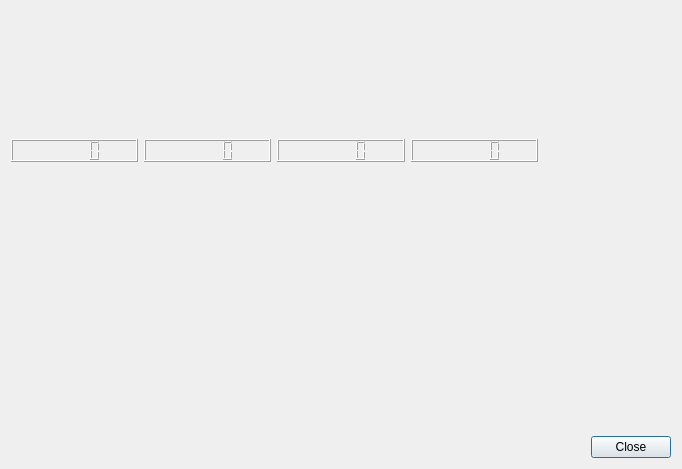
This is SpidrMpx3Eq/mtadialog.ui in navrit/dexter as Qt 5 draws it before an edit. The edited form follows.
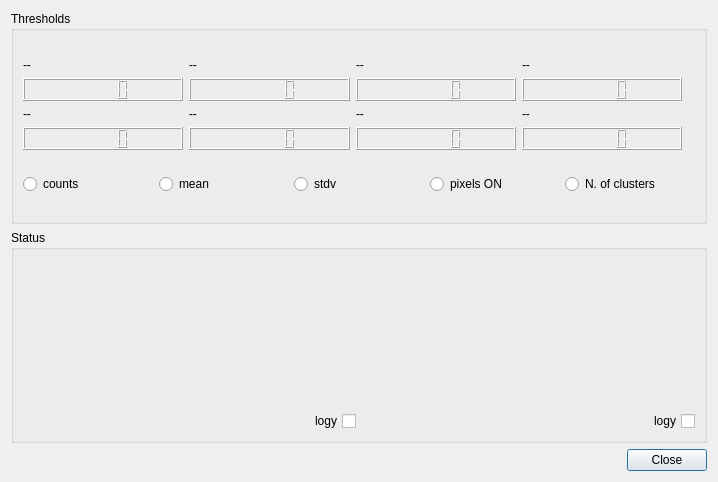
This is the edited form. Custom widgets are drawn as their Qt base class.

Diff of the .ui file:
```diff
--- a/SpidrMpx3Eq/mtadialog.ui
+++ b/SpidrMpx3Eq/mtadialog.ui
@@ -6,21 +6,25 @@
    <rect>
     <x>0</x>
     <y>0</y>
-    <width>682</width>
-    <height>469</height>
+    <width>718</width>
+    <height>482</height>
    </rect>
   </property>
   <property name="windowTitle">
    <string>Dialog</string>
   </property>
-  <layout class="QVBoxLayout" name="verticalLayout_6">
-   <item>
-    <layout class="QVBoxLayout" name="verticalLayout_5">
-     <item>
-      <layout class="QHBoxLayout" name="horizontalLayout">
+  <layout class="QVBoxLayout" name="verticalLayout_3">
        <item>
         <layout class="QVBoxLayout" name="verticalLayout">
          <item>
+      <widget class="QGroupBox" name="groupBox">
+       <property name="title">
+        <string>Thresholds</string>
+       </property>
+       <layout class="QGridLayout" name="gridLayout_2">
+        <item row="0" column="0">
+         <layout class="QGridLayout" name="gridLayout">
+          <item row="0" column="0">
           <widget class="QLabel" name="thl0Label">
            <property name="sizePolicy">
             <sizepolicy hsizetype="Preferred" vsizetype="Fixed">
@@ -29,31 +33,33 @@
             </sizepolicy>
            </property>
            <property name="text">
-            <string/>
+             <string>--</string>
            </property>
            <property name="textFormat">
             <enum>Qt::RichText</enum>
            </property>
            <property name="alignment">
-            <set>Qt::AlignBottom|Qt::AlignHCenter</set>
+             <set>Qt::AlignBottom|Qt::AlignLeading|Qt::AlignLeft</set>
            </property>
           </widget>
          </item>
-         <item>
-          <widget class="QLCDNumber" name="lcdNumber0">
+          <item row="0" column="1">
+           <widget class="QLabel" name="th1Label">
            <property name="sizePolicy">
-            <sizepolicy hsizetype="Minimum" vsizetype="Fixed">
+             <sizepolicy hsizetype="Preferred" vsizetype="Fixed">
              <horstretch>0</horstretch>
              <verstretch>0</verstretch>
             </sizepolicy>
            </property>
-          </widget>
-         </item>
-        </layout>
-       </item>
-       <item>
-        <layout class="QVBoxLayout" name="verticalLayout_2">
-         <item>
+            <property name="text">
+             <string>--</string>
+            </property>
+            <property name="alignment">
+             <set>Qt::AlignBottom|Qt::AlignLeading|Qt::AlignLeft</set>
+            </property>
+           </widget>
+          </item>
+          <item row="0" column="2">
           <widget class="QLabel" name="thl2Label">
            <property name="sizePolicy">
             <sizepolicy hsizetype="Preferred" vsizetype="Fixed">
@@ -62,17 +68,53 @@
             </sizepolicy>
            </property>
            <property name="text">
-            <string/>
+             <string>--</string>
            </property>
            <property name="textFormat">
             <enum>Qt::RichText</enum>
            </property>
            <property name="alignment">
-            <set>Qt::AlignBottom|Qt::AlignHCenter</set>
+             <set>Qt::AlignBottom|Qt::AlignLeading|Qt::AlignLeft</set>
            </property>
           </widget>
          </item>
-         <item>
+          <item row="0" column="3">
+           <widget class="QLabel" name="th3Label">
+            <property name="sizePolicy">
+             <sizepolicy hsizetype="Preferred" vsizetype="Fixed">
+              <horstretch>0</horstretch>
+              <verstretch>0</verstretch>
+             </sizepolicy>
+            </property>
+            <property name="text">
+             <string>--</string>
+            </property>
+            <property name="alignment">
+             <set>Qt::AlignBottom|Qt::AlignLeading|Qt::AlignLeft</set>
+            </property>
+           </widget>
+          </item>
+          <item row="1" column="0">
+           <widget class="QLCDNumber" name="lcdNumber0">
+            <property name="sizePolicy">
+             <sizepolicy hsizetype="Minimum" vsizetype="Fixed">
+              <horstretch>0</horstretch>
+              <verstretch>0</verstretch>
+             </sizepolicy>
+            </property>
+           </widget>
+          </item>
+          <item row="1" column="1">
+           <widget class="QLCDNumber" name="lcdNumber1">
+            <property name="sizePolicy">
+             <sizepolicy hsizetype="Minimum" vsizetype="Fixed">
+              <horstretch>0</horstretch>
+              <verstretch>0</verstretch>
+             </sizepolicy>
+            </property>
+           </widget>
+          </item>
+          <item row="1" column="2">
           <widget class="QLCDNumber" name="lcdNumber2">
            <property name="sizePolicy">
             <sizepolicy hsizetype="Minimum" vsizetype="Fixed">
@@ -82,11 +124,17 @@
            </property>
           </widget>
          </item>
-        </layout>
-       </item>
-       <item>
-        <layout class="QVBoxLayout" name="verticalLayout_3">
-         <item>
+          <item row="1" column="3">
+           <widget class="QLCDNumber" name="lcdNumber3">
+            <property name="sizePolicy">
+             <sizepolicy hsizetype="Minimum" vsizetype="Fixed">
+              <horstretch>0</horstretch>
+              <verstretch>0</verstretch>
+             </sizepolicy>
+            </property>
+           </widget>
+          </item>
+          <item row="2" column="0">
           <widget class="QLabel" name="thl4Label">
            <property name="sizePolicy">
             <sizepolicy hsizetype="Preferred" vsizetype="Fixed">
@@ -95,31 +143,33 @@
             </sizepolicy>
            </property>
            <property name="text">
-            <string/>
+             <string>--</string>
            </property>
            <property name="textFormat">
             <enum>Qt::RichText</enum>
            </property>
            <property name="alignment">
-            <set>Qt::AlignBottom|Qt::AlignHCenter</set>
+             <set>Qt::AlignBottom|Qt::AlignLeading|Qt::AlignLeft</set>
            </property>
           </widget>
          </item>
-         <item>
-          <widget class="QLCDNumber" name="lcdNumber4">
+          <item row="2" column="1">
+           <widget class="QLabel" name="th5Label">
            <property name="sizePolicy">
-            <sizepolicy hsizetype="Minimum" vsizetype="Fixed">
+             <sizepolicy hsizetype="Preferred" vsizetype="Fixed">
              <horstretch>0</horstretch>
              <verstretch>0</verstretch>
             </sizepolicy>
            </property>
-          </widget>
-         </item>
-        </layout>
-       </item>
-       <item>
-        <layout class="QVBoxLayout" name="verticalLayout_4">
-         <item>
+            <property name="text">
+             <string>--</string>
+            </property>
+            <property name="alignment">
+             <set>Qt::AlignBottom|Qt::AlignLeading|Qt::AlignLeft</set>
+            </property>
+           </widget>
+          </item>
+          <item row="2" column="2">
           <widget class="QLabel" name="thl6Label">
            <property name="sizePolicy">
             <sizepolicy hsizetype="Preferred" vsizetype="Fixed">
@@ -128,17 +178,53 @@
             </sizepolicy>
            </property>
            <property name="text">
-            <string/>
+             <string>--</string>
            </property>
            <property name="textFormat">
             <enum>Qt::RichText</enum>
            </property>
            <property name="alignment">
-            <set>Qt::AlignBottom|Qt::AlignHCenter</set>
+             <set>Qt::AlignBottom|Qt::AlignLeading|Qt::AlignLeft</set>
            </property>
           </widget>
          </item>
-         <item>
+          <item row="2" column="3">
+           <widget class="QLabel" name="th7Label">
+            <property name="sizePolicy">
+             <sizepolicy hsizetype="Preferred" vsizetype="Fixed">
+              <horstretch>0</horstretch>
+              <verstretch>0</verstretch>
+             </sizepolicy>
+            </property>
+            <property name="text">
+             <string>--</string>
+            </property>
+            <property name="alignment">
+             <set>Qt::AlignBottom|Qt::AlignLeading|Qt::AlignLeft</set>
+            </property>
+           </widget>
+          </item>
+          <item row="3" column="0">
+           <widget class="QLCDNumber" name="lcdNumber4">
+            <property name="sizePolicy">
+             <sizepolicy hsizetype="Minimum" vsizetype="Fixed">
+              <horstretch>0</horstretch>
+              <verstretch>0</verstretch>
+             </sizepolicy>
+            </property>
+           </widget>
+          </item>
+          <item row="3" column="1">
+           <widget class="QLCDNumber" name="lcdNumber5">
+            <property name="sizePolicy">
+             <sizepolicy hsizetype="Minimum" vsizetype="Fixed">
+              <horstretch>0</horstretch>
+              <verstretch>0</verstretch>
+             </sizepolicy>
+            </property>
+           </widget>
+          </item>
+          <item row="3" column="2">
           <widget class="QLCDNumber" name="lcdNumber6">
            <property name="sizePolicy">
             <sizepolicy hsizetype="Minimum" vsizetype="Fixed">
@@ -148,12 +234,22 @@
            </property>
           </widget>
          </item>
-        </layout>
-       </item>
-       <item>
+          <item row="3" column="3">
+           <widget class="QLCDNumber" name="lcdNumber7">
+            <property name="sizePolicy">
+             <sizepolicy hsizetype="Minimum" vsizetype="Fixed">
+              <horstretch>0</horstretch>
+              <verstretch>0</verstretch>
+             </sizepolicy>
+            </property>
+           </widget>
+          </item>
+         </layout>
+        </item>
+        <item row="0" column="1">
         <widget class="QLabel" name="logoLabel">
          <property name="sizePolicy">
-          <sizepolicy hsizetype="Preferred" vsizetype="Preferred">
+           <sizepolicy hsizetype="Fixed" vsizetype="Preferred">
            <horstretch>0</horstretch>
            <verstretch>0</verstretch>
           </sizepolicy>
@@ -164,22 +260,124 @@
          <property name="scaledContents">
           <bool>false</bool>
          </property>
-        </widget>
-       </item>
-      </layout>
-     </item>
-     <item>
+          <property name="alignment">
+           <set>Qt::AlignCenter</set>
+          </property>
+         </widget>
+        </item>
+        <item row="1" column="0" colspan="2">
       <layout class="QHBoxLayout" name="horizontalLayout_2">
        <item>
+           <widget class="QRadioButton" name="radioButtonSelCounts">
+            <property name="toolTip">
+             <string>Sum of counts in all pixels</string>
+            </property>
+            <property name="text">
+             <string>counts</string>
+            </property>
+           </widget>
+          </item>
+          <item>
+           <widget class="QRadioButton" name="radioButtonSelMean">
+            <property name="toolTip">
+             <string>mean</string>
+            </property>
+            <property name="text">
+             <string>mean</string>
+            </property>
+           </widget>
+          </item>
+          <item>
+           <widget class="QRadioButton" name="radioButtonSelStdv">
+            <property name="toolTip">
+             <string>Standard deviation</string>
+            </property>
+            <property name="text">
+             <string>stdv</string>
+            </property>
+           </widget>
+          </item>
+          <item>
+           <widget class="QRadioButton" name="radioButtonSelPixelsON">
+            <property name="toolTip">
+             <string>Number of pixels ON</string>
+            </property>
+            <property name="text">
+             <string>pixels ON</string>
+            </property>
+           </widget>
+          </item>
+          <item>
+           <widget class="QRadioButton" name="radioButtonSelNumberOfClusters">
+            <property name="toolTip">
+             <string>Number of clusters found (Clustering algorithm running)</string>
+            </property>
+            <property name="text">
+             <string>N. of clusters</string>
+            </property>
+           </widget>
+          </item>
+         </layout>
+        </item>
+       </layout>
+      </widget>
+     </item>
+     <item>
+      <widget class="QGroupBox" name="groupBox_2">
+       <property name="title">
+        <string>Status</string>
+       </property>
+       <layout class="QVBoxLayout" name="verticalLayout_2">
+        <item>
+         <layout class="QGridLayout" name="gridLayout_3">
+          <item row="0" column="0">
         <widget class="BarChart" name="barChartHisto" native="true"/>
        </item>
-       <item>
+          <item row="0" column="1">
         <widget class="QWidget" name="timePlot" native="true"/>
        </item>
-      </layout>
+          <item row="1" column="0">
+           <widget class="QCheckBox" name="barCharLogYCheckBox">
+            <property name="toolTip">
+             <string>log scale</string>
+            </property>
+            <property name="layoutDirection">
+             <enum>Qt::RightToLeft</enum>
+            </property>
+            <property name="text">
+             <string>logy</string>
+            </property>
+           </widget>
+          </item>
+          <item row="1" column="1">
+           <widget class="QCheckBox" name="timePlotLogYCheckBox">
+            <property name="toolTip">
+             <string>log scale</string>
+            </property>
+            <property name="layoutDirection">
+             <enum>Qt::RightToLeft</enum>
+            </property>
+            <property name="text">
+             <string>logy</string>
+            </property>
+           </widget>
+          </item>
+         </layout>
+        </item>
+       </layout>
+      </widget>
      </item>
      <item>
       <widget class="QDialogButtonBox" name="buttonBox">
+       <property name="sizePolicy">
+        <sizepolicy hsizetype="Fixed" vsizetype="Fixed">
+         <horstretch>0</horstretch>
+         <verstretch>0</verstretch>
+        </sizepolicy>
+       </property>
+       <property name="layoutDirection">
+        <enum>Qt::RightToLeft</enum>
+       </property>
        <property name="orientation">
         <enum>Qt::Horizontal</enum>
        </property>
```
Lines whose indentation alone changed are shown as unchanged.
